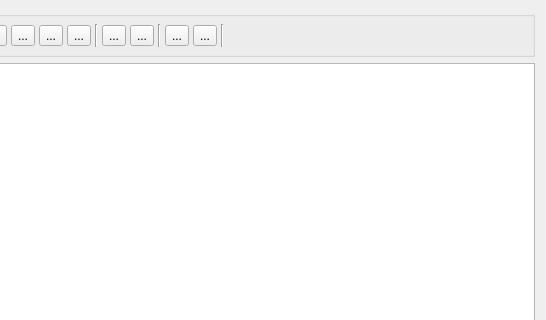
Old version of the form Organizer/notepad.ui in the repository Zverinus/organizer; both pictures show x 274 to 820 and y 0 to 320 of the 820 by 500 pixel window.
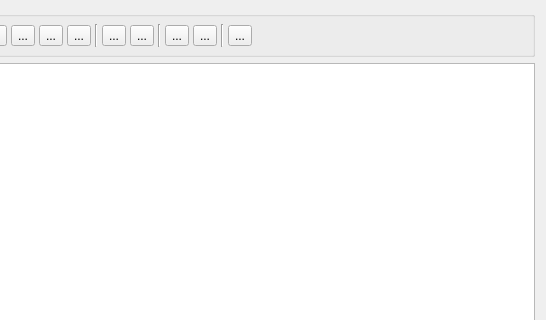
New version of the form. Icons and pictures are not drawn.

Commit message: feat(code): image insertion added

What changed in the file:
```diff
--- a/Organizer/notepad.ui
+++ b/Organizer/notepad.ui
@@ -317,6 +317,23 @@
         </property>
        </widget>
       </item>
+      <item>
+       <widget class="QToolButton" name="imageInsert">
+        <property name="text">
+         <string>...</string>
+        </property>
+        <property name="icon">
+         <iconset resource="images.qrc">
+          <normaloff>:/images/icons/imagebutton.png</normaloff>:/images/icons/imagebutton.png</iconset>
+        </property>
+        <property name="iconSize">
+         <size>
+          <width>20</width>
+          <height>20</height>
+         </size>
+        </property>
+       </widget>
+      </item>
       <item>
        <spacer name="horizontalSpacer">
         <property name="orientation">
```
The commit also changes 5 other files.
